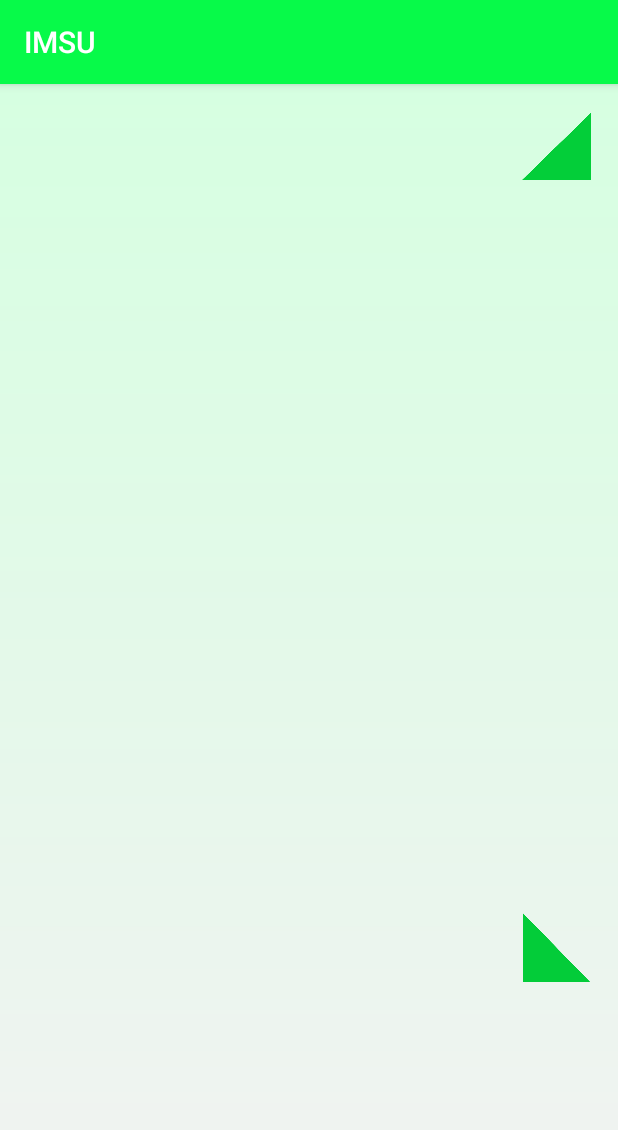
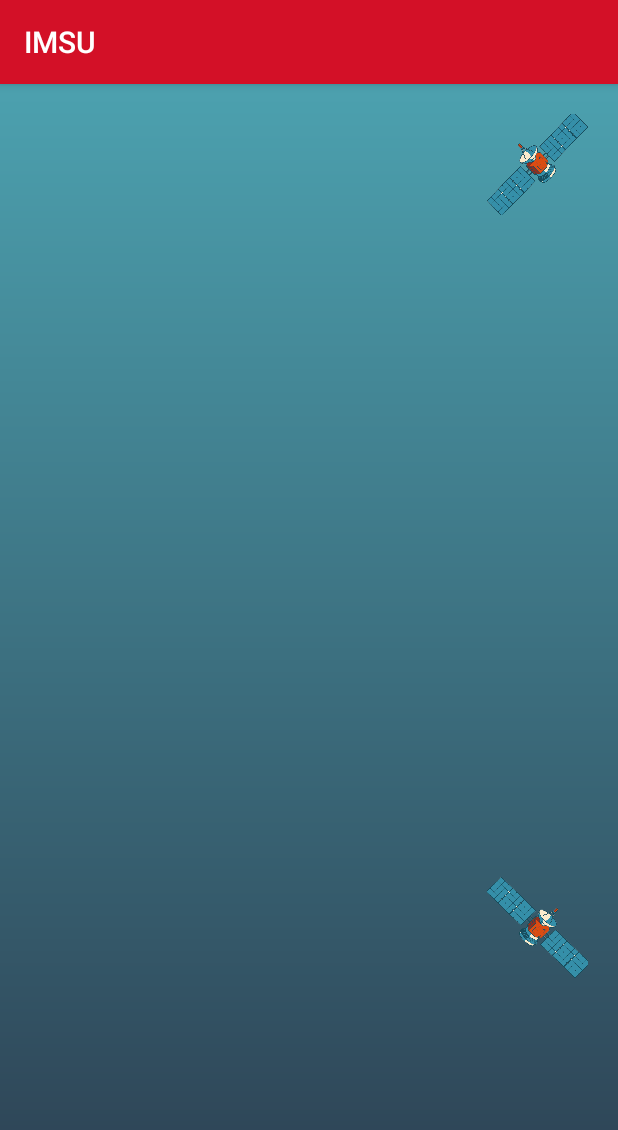
Before and after one commit to lizardkingLK/IMSU, an Android app: the GameActivity screen opened directly, with no data from a screen before it, on a phone screen of 412 x 824 dp. Shown: the top 1130 px of the screen. Run offline under Robolectric (Android 15) with nearby library versions, the phone set to English and light mode, and no system bars.

Commit message:
Twelfth Commit IMSU

```diff
--- a/app/src/main/res/drawable/drawable_background_gradient.xml
+++ b/app/src/main/res/drawable/drawable_background_gradient.xml
@@ -2,7 +2,7 @@
 <shape xmlns:android="http://schemas.android.com/apk/res/android"
     android:shape="rectangle">
     <gradient
-        android:startColor="@color/colorGradientDark"
-        android:endColor="@color/colorGradientLight"
+        android:startColor="@color/colorGradientLight"
+        android:endColor="@color/colorGradientDark"
         android:angle="270" />
 </shape>
--- a/app/src/main/res/drawable/drawable_background_gradient_game.xml
+++ b/app/src/main/res/drawable/drawable_background_gradient_game.xml
@@ -2,7 +2,7 @@
 <shape xmlns:android="http://schemas.android.com/apk/res/android"
     android:shape="rectangle">
     <gradient
-        android:startColor="@color/colorAccent"
+        android:startColor="@color/colorGradientGameDark"
         android:endColor="@color/colorGradientGameLight"
         android:angle="90" />
 </shape>
--- a/app/src/main/res/drawable/drawable_button_rounded.xml
+++ b/app/src/main/res/drawable/drawable_button_rounded.xml
@@ -1,7 +1,7 @@
 <?xml version="1.0" encoding="utf-8"?>
 <shape xmlns:android="http://schemas.android.com/apk/res/android"
     android:shape="rectangle">
-    <solid android:color="@color/colorPrimary" />
+    <stroke android:width="2sp" android:color="@color/colorPrimary" />
     <corners android:bottomRightRadius="16sp"
         android:bottomLeftRadius="16sp"
         android:topRightRadius="16sp"
--- a/app/src/main/res/layout/activity_game.xml
+++ b/app/src/main/res/layout/activity_game.xml
@@ -10,25 +10,25 @@
 
     <ImageView
         android:id="@+id/imgView_prism_1"
-        android:layout_width="50sp"
-        android:layout_height="50sp"
+        android:layout_width="75sp"
+        android:layout_height="75sp"
         android:layout_marginTop="16dp"
         android:layout_marginEnd="16dp"
         android:contentDescription="@string/content_description_prism"
         app:layout_constraintEnd_toEndOf="parent"
         app:layout_constraintTop_toTopOf="parent"
-        app:srcCompat="@drawable/prism_imsu_1" />
+        app:srcCompat="@drawable/satelite_imsu_1" />
 
     <ImageView
         android:id="@+id/imgView_prism_2"
-        android:layout_width="50sp"
-        android:layout_height="50sp"
+        android:layout_width="75sp"
+        android:layout_height="75sp"
         android:layout_marginEnd="16dp"
         android:layout_marginBottom="168dp"
         android:contentDescription="@string/content_description_prism"
         app:layout_constraintBottom_toBottomOf="parent"
         app:layout_constraintEnd_toEndOf="parent"
-        app:srcCompat="@drawable/prism_imsu_2" />
+        app:srcCompat="@drawable/satelite_imsu_2" />
 
     <TextView
         android:id="@+id/txtView_playerName"
@@ -37,6 +37,7 @@
         android:layout_marginStart="16dp"
         android:layout_marginBottom="16dp"
         android:text="@string/txt_nullValue_playerName"
+        android:textColor="@color/colorTextLight"
         app:layout_constraintBottom_toBottomOf="parent"
         app:layout_constraintStart_toStartOf="parent" />
 
--- a/app/src/main/res/layout/activity_play.xml
+++ b/app/src/main/res/layout/activity_play.xml
@@ -16,7 +16,7 @@
         android:layout_marginEnd="16dp"
         android:background="@drawable/drawable_button_rounded"
         android:text="@string/btn_Continue"
-        android:textColor="@color/colorTextDark"
+        android:textColor="@color/colorTextLight"
         android:textSize="24sp"
         app:layout_constraintEnd_toEndOf="parent"
         app:layout_constraintHorizontal_bias="0.5"
@@ -31,7 +31,7 @@
         android:layout_marginEnd="16dp"
         android:background="@drawable/drawable_button_rounded"
         android:text="@string/btn_NewGame"
-        android:textColor="@color/colorTextDark"
+        android:textColor="@color/colorTextLight"
         android:textSize="24sp"
         app:layout_constraintBottom_toTopOf="@+id/btn_SelectLevel"
         app:layout_constraintEnd_toEndOf="parent"
@@ -48,7 +48,7 @@
         android:layout_marginBottom="80dp"
         android:background="@drawable/drawable_button_rounded"
         android:text="@string/btn_SelectLevel"
-        android:textColor="@color/colorTextDark"
+        android:textColor="@color/colorTextLight"
         android:textSize="24sp"
         app:layout_constraintBottom_toBottomOf="parent"
         app:layout_constraintEnd_toEndOf="parent"
--- a/app/src/main/res/values/colors.xml
+++ b/app/src/main/res/values/colors.xml
@@ -1,11 +1,12 @@
 <?xml version="1.0" encoding="utf-8"?>
 <resources>
-    <color name="colorPrimary">#07FA49</color>
-    <color name="colorPrimaryDark">#32A852</color>
+    <color name="colorPrimary">#D31027</color>
+    <color name="colorPrimaryDark">#EA384D</color>
     <color name="colorAccent">#F2F2F2</color>
-    <color name="colorGradientLight">#07FA49</color>
-    <color name="colorGradientDark">#00E03D</color>
+    <color name="colorGradientDark">#000428</color>
+    <color name="colorGradientLight">#004E92</color>
     <color name="colorTextLight">#F2F2F2</color>
     <color name="colorTextDark">#333333</color>
-    <color name="colorGradientGameLight">#D6FFE1</color>
+    <color name="colorGradientGameDark">#2C3E50</color>
+    <color name="colorGradientGameLight">#4CA1AF</color>
 </resources>
```
Also changed, not shown: app/src/main/res/layout/activity_main.xml (+5 -5 lines), app/src/main/res/drawable/satelite_imsu_1.png (added), app/src/main/res/drawable/satelite_imsu_2.png (added), app/src/main/res/drawable/satelite_imsu_3.png (added), app/src/main/res/drawable/satelite_imsu_4.png (added).
